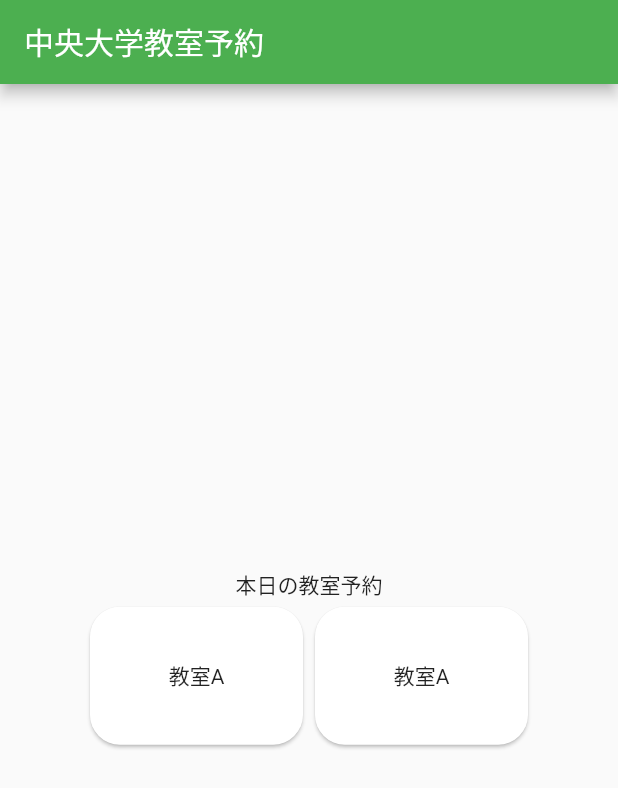
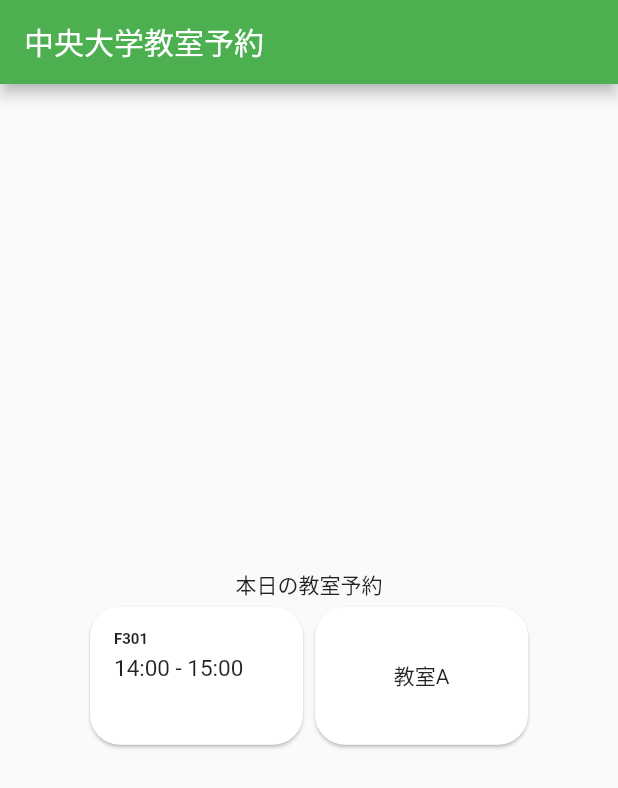
Before and after one commit to v-code-team-pioneer-inc/ccrs-mobile, a Flutter app: the screen it shows after launch, on a phone screen of 412 x 824 dp. Shown: the top 788 px of the screen. Run offline on Flutter 3.47's test engine with Material 2 defaults, Android fonts, the phone set to English and light mode, and no system bars.

Commit message:
[ADD]カードの見た目を整える

```diff
--- a/lib/main.dart
+++ b/lib/main.dart
@@ -52,8 +52,27 @@ class _MyHomePageState extends State<MyHomePage> {
                     width: 150,
                     height: 100,
                     child: Card(
-                      child: const Center(
-                        child: Text('教室A'),
+                      child: Container(
+                        child: Container(
+                          padding: EdgeInsets.all(16),
+                          child: Column(
+                            crossAxisAlignment: CrossAxisAlignment.start,
+                            children: const [
+                              Text(
+                                'F301',
+                                style: TextStyle(
+                                  fontSize: 10,
+                                  fontWeight: FontWeight.bold,
+                                ),
+                              ),
+                              SizedBox(height: 4),
+                              Text(
+                                '14:00 - 15:00',
+                                style: TextStyle(fontSize: 15),
+                              ),
+                            ],
+                          ),
+                        ),
                       ),
                       shape: RoundedRectangleBorder(
                         borderRadius: BorderRadius.circular(20),
```
